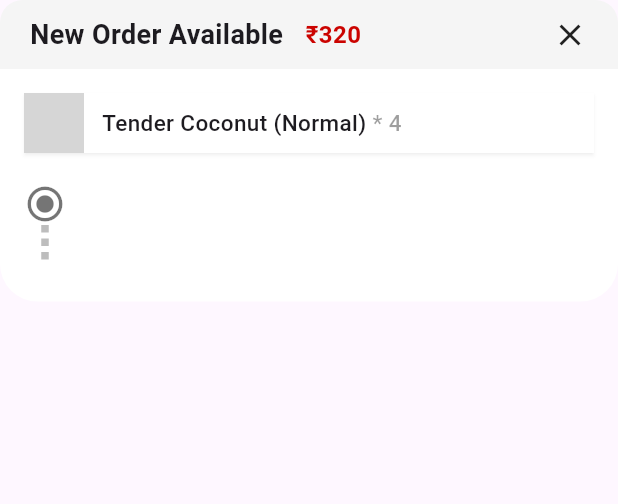
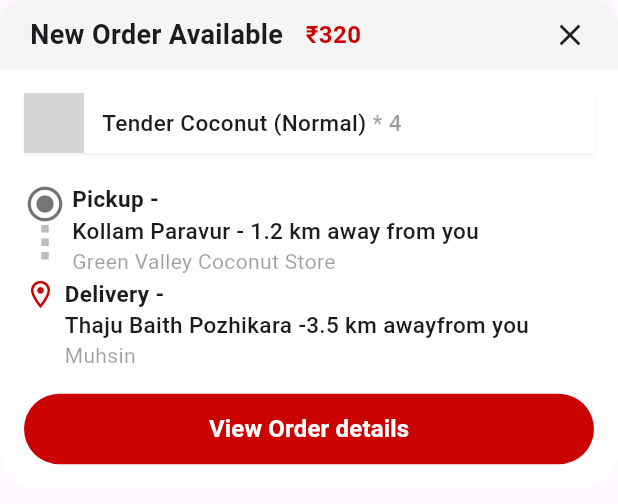
Before and after one commit to mhd-Muhsinn/Delivery-Boy, a Flutter app: the OrderCard widget shown alone on an empty page, opened directly, on a phone screen of 412 x 824 dp. Shown: the top 504 px of the screen. Run offline on Flutter 3.47's test engine with Material 3 defaults, Android fonts, the phone set to English and light mode, and no system bars; our stand-ins replace cherry_toast, font_awesome_flutter, geolocator, google_maps_flutter; network calls fail; grey boxes are pictures that could not be loaded.

Commit message:
Home page completed with showing order card.

```diff
--- a/lib/screen/driver_home_screen.dart
+++ b/lib/screen/driver_home_screen.dart
@@ -1,5 +1,6 @@
 import 'package:delivery_boy_app/provider/current_location_provider.dart';
 import 'package:delivery_boy_app/utils/utils.dart';
+import 'package:delivery_boy_app/widgets/order_card.dart';
 import 'package:flutter/material.dart';
 import 'package:google_maps_flutter/google_maps_flutter.dart';
 import 'package:provider/provider.dart';
@@ -77,7 +78,7 @@ class _DriverHomeScreenState extends State<DriverHomeScreen> {
               if(locationprovider.errorMessage.isEmpty)
               //show order at bottom
               Align(alignment: Alignment.bottomCenter,
-              child: Padding(padding: EdgeInsets.all(15),child: Text("Hello"),),
+              child: Padding(padding: EdgeInsets.all(15),child: OrderCard()),
               ),
               //static online at button
               Align(alignment: Alignment.topCenter,
--- /dev/null
+++ b/lib/widgets/cutom_button.dart
@@ -0,0 +1,26 @@
+import 'package:delivery_boy_app/utils/colors.dart';
+import 'package:flutter/material.dart';
+
+class CustomButton extends StatelessWidget {
+  final String title;
+  final Color color;
+  final Color textColor;
+  final VoidCallback? onPressed;
+   CustomButton({super.key, required this.title, this.color = buttonMainColor,  this.textColor = Colors.white, this.onPressed});
+
+  @override
+  Widget build(BuildContext context) {
+    return ElevatedButton(
+      onPressed: onPressed,
+      style: ElevatedButton.styleFrom(
+        elevation: 0,
+        backgroundColor: color,
+        padding: EdgeInsets.symmetric(vertical: 12,horizontal: 20),
+        shape: RoundedRectangleBorder(borderRadius: BorderRadius.circular(30),
+        ),
+
+      ),
+      child: Text(title,style: TextStyle(color: textColor,fontSize: 16,fontWeight: FontWeight.bold),),
+    );
+  }
+}
--- a/lib/widgets/order_card.dart
+++ b/lib/widgets/order_card.dart
@@ -1,5 +1,7 @@
+import 'package:delivery_boy_app/routes.dart';
 import 'package:delivery_boy_app/utils/colors.dart';
 import 'package:delivery_boy_app/utils/image_urls.dart';
+import 'package:delivery_boy_app/widgets/cutom_button.dart';
 import 'package:delivery_boy_app/widgets/dash_vertical_line.dart';
 import 'package:flutter/material.dart';
 
@@ -103,8 +105,36 @@ class OrderCard extends StatelessWidget {
                         )
                       ],
                     ),
-                    SizedBox(width: 4)
+                    SizedBox(width: 4),
+                    pickUpDeliveryinfo(
+                        "Pickup - ",
+                        "Kollam Paravur - 1.2 km away from you",
+                        "Green Valley Coconut Store")
                   ],
+                ),
+                //Delivery
+                Row(
+                  crossAxisAlignment: CrossAxisAlignment.start,
+                  children: [
+                    Icon(
+                      Icons.location_on_outlined,
+                      color: buttonMainColor,
+                      size: 22,
+                    ),
+                    SizedBox(width: 5),
+                    pickUpDeliveryinfo("Delivery - ",
+                        "Thaju Baith Pozhikara -3.5 km awayfrom you", "Muhsin ")
+                  ],
+                ),
+                SizedBox(height: 15),
+                //action buttons
+                SizedBox(
+                  width: double.maxFinite,
+                  child: CustomButton(
+                      title: "View Order details",
+                      onPressed: () {
+                        // NavigationHelper.push(context, screen);
+                      }),
                 )
               ],
             ),
@@ -118,7 +148,24 @@ class OrderCard extends StatelessWidget {
     return Expanded(
       child: Column(
         crossAxisAlignment: CrossAxisAlignment.start,
-
+        children: [
+          Text(
+            title,
+            maxLines: 1,
+            overflow: TextOverflow.ellipsis,
+            style: TextStyle(fontWeight: FontWeight.bold, fontSize: 15),
+          ),
+          Text(
+            address,
+            maxLines: 1,
+            overflow: TextOverflow.ellipsis,
+            style: TextStyle(fontWeight: FontWeight.w500, fontSize: 15),
+          ),
+          Text(
+            subtitle,
+            style: TextStyle(color: Colors.black38),
+          )
+        ],
       ),
     );
   }
```
